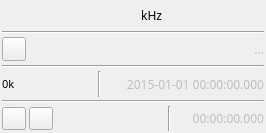
Qt form plugins/samplesource/filesource/filesourcegui.ui (f4exb/sdrangel) before a commit.
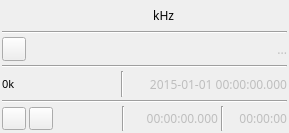
The same form after that commit. Icons and pictures are not drawn. Custom widgets are drawn as their Qt base class.

Commit message: File source plugin: added total record time in UI

What changed in the file:
```diff
--- a/plugins/samplesource/filesource/filesourcegui.ui
+++ b/plugins/samplesource/filesource/filesourcegui.ui
@@ -6,7 +6,7 @@
    <rect>
     <x>0</x>
     <y>0</y>
-    <width>266</width>
+    <width>289</width>
     <height>133</height>
    </rect>
   </property>
@@ -331,6 +331,35 @@
        </property>
       </widget>
      </item>
+     <item>
+      <widget class="Line" name="linePlay2">
+       <property name="orientation">
+        <enum>Qt::Vertical</enum>
+       </property>
+      </widget>
+     </item>
+     <item>
+      <widget class="QLabel" name="recordLengthText">
+       <property name="enabled">
+        <bool>false</bool>
+       </property>
+       <property name="minimumSize">
+        <size>
+         <width>60</width>
+         <height>0</height>
+        </size>
+       </property>
+       <property name="toolTip">
+        <string>Total record time</string>
+       </property>
+       <property name="text">
+        <string>00:00:00</string>
+       </property>
+       <property name="alignment">
+        <set>Qt::AlignRight|Qt::AlignTrailing|Qt::AlignVCenter</set>
+       </property>
+      </widget>
+     </item>
     </layout>
    </item>
   </layout>
```
Left out of the diff: 2 changed lines with no effect on the pictures. The commit also changes 4 other files.
